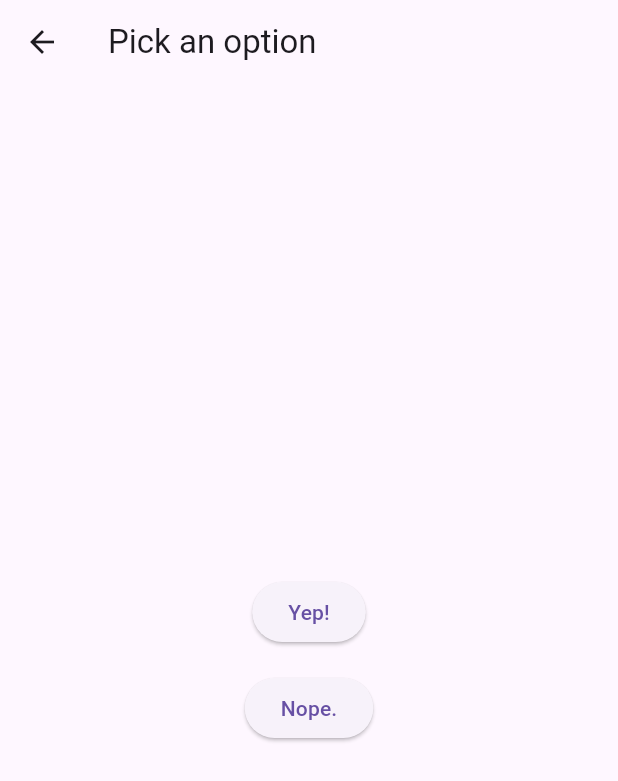
After one commit to fengjutian/flutter-pro-demo, a Flutter app: the screen it shows after launch, after a tap on "Pick an option, any option!", on a phone screen of 412 x 824 dp. The commit adds this screen. Shown: the top 781 px of the screen. Run offline on Flutter 3.47's test engine with Material 3 defaults, Android fonts, the phone set to English and light mode, and no system bars.

Commit message:
feat:  路由

```diff
--- /dev/null
+++ b/lib/NavigatorAndRouter/ReturnBackTrasmitData.dart
@@ -0,0 +1,100 @@
+import 'package:flutter/material.dart';
+
+void main() {
+  runApp(
+    const MaterialApp(
+      title: 'Returning Data',
+      home: HomeScreen()
+    )
+  );
+}
+
+class HomeScreen extends StatelessWidget {
+  const HomeScreen({super.key});
+
+  @override
+  Widget build(BuildContext  context) {
+    return Scaffold(
+      appBar: AppBar(
+        title: const Text('Returning Data Demo')
+      ),
+      body: const Center(
+        child: SelectionButton()
+      )
+    );
+  }
+}
+
+class SelectionButton extends StatefulWidget {
+  const SelectionButton({super.key});
+
+  @override
+  State<SelectionButton> createState() => _SelectionButtonState();
+}
+
+class _SelectionButtonState extends State<SelectionButton>{
+  // const _SelectionButtonState();
+
+  @override
+  Widget build(BuildContext context){
+    return ElevatedButton(
+      child: const Text('Pick an option, any option!'),
+      onPressed: () {
+        _navigateAndDisplaySelection(context);
+      }
+    );
+  }
+
+  Future<void> _navigateAndDisplaySelection(BuildContext context) async {
+    final result = await Navigator.push(
+      context,
+      MaterialPageRoute(builder: (context) => const SelectionScreen())
+    );
+
+    if(!context.mounted) return;
+
+    ScaffoldMessenger.of(context)
+    ..removeCurrentSnackBar()
+    ..showSnackBar(SnackBar(content: Text('$result')));
+
+  }
+}
+
+class SelectionScreen extends StatelessWidget {
+  const SelectionScreen({super.key});
+
+  @override
+  Widget build(BuildContext context) {
+    return Scaffold(
+      appBar: AppBar(
+        title: const Text('Pick an option'),
+      ),
+      body: Center(
+        child: Column(
+          mainAxisAlignment: MainAxisAlignment.center,
+          children: <Widget>[
+            Padding(
+              padding: const EdgeInsets.all(8),
+              child: ElevatedButton(
+                onPressed: () {
+                  Navigator.pop(context, 'Yep!');
+                },
+                child: const Text('Yep!'),
+              ),
+            ),
+            Padding(
+              padding: const EdgeInsets.all(8),
+              child: ElevatedButton(
+                onPressed: () {
+                  // Close the screen and return "Nope." as the result.
+                  Navigator.pop(context, 'Nope.');
+                },
+                child: const Text('Nope.'),
+              ),
+            )
+          ],
+        ),
+      ),
+    );
+  }
+}
--- a/lib/NavigatorAndRouter/main.dart
+++ b/lib/NavigatorAndRouter/main.dart
@@ -1,9 +1,9 @@
 import 'package:flutter/material.dart';
 
 
-void main() {
-  runApp(const MyApp());
-}
+// void main() {
+//   runApp(const MyApp());
+// }
 
 class MyApp extends StatelessWidget {
   const MyApp({super.key});
```
Also changed, not shown: lib/NavigatorAndRouter/RouterPage.dart (added, +60 -0 lines), lib/NavigatorAndRouter/RouterTransmitData.dart (added, +78 -0 lines).
